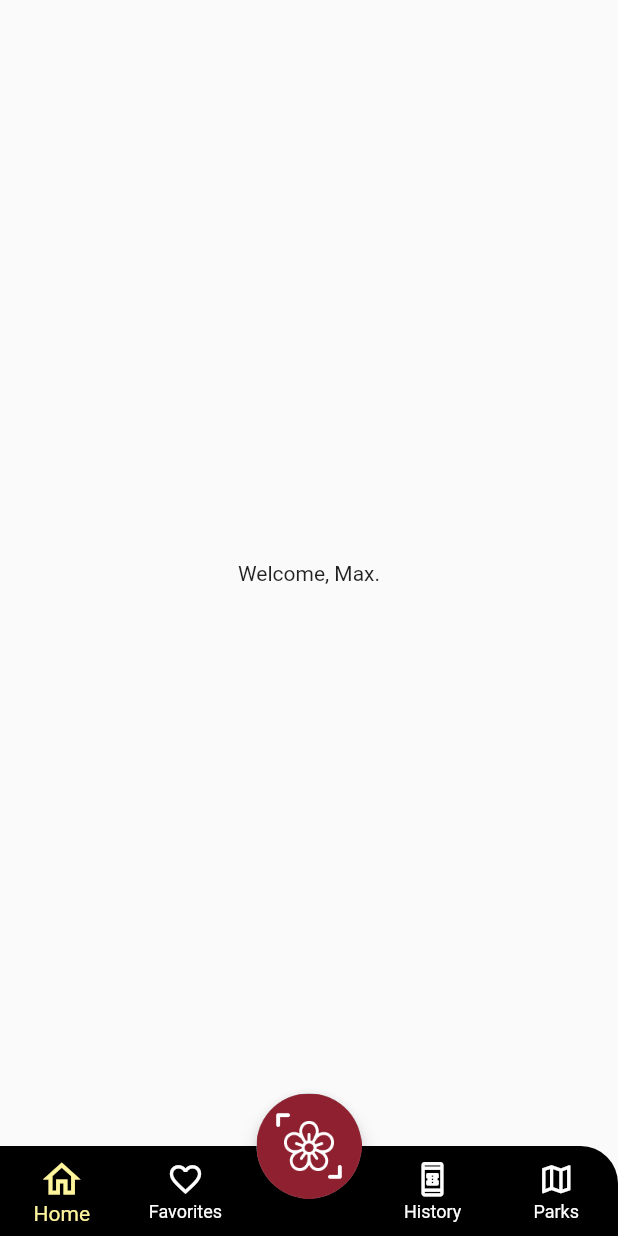
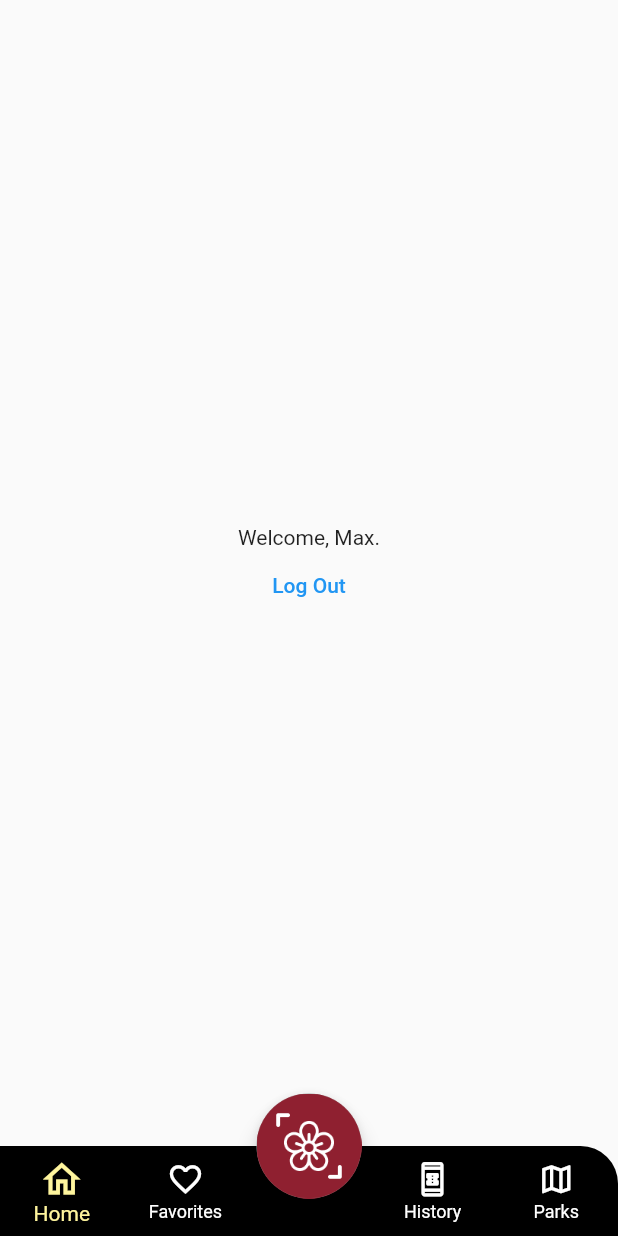
Before and after one commit to soulpower11/CZ3002-Blossom, a Flutter app: the Dashboard screen opened directly, on a phone screen of 412 x 824 dp. Run offline on Flutter 3.47's test engine with Material 2 defaults, Android fonts, the phone set to English and light mode, and no system bars; our stand-ins replace flutter_dotenv, geocoding, geolocator, google_fonts, google_maps_flutter, image_picker and 3 more; missing offline and left inert: dart_jsonwebtoken, email_auth, flutter_bcrypt, flutter_share_me, image_watermark, mongo_dart; accounts and stored records are empty.

Commit message:
1. Added location when saving the flower photo 2. Added a temp log out button 3. Added address to view parks marker

```diff
--- a/lib/backend/flower.dart
+++ b/lib/backend/flower.dart
@@ -37,7 +37,7 @@ class Flower {
     return image;
   }
 
-  Future<Map?> saveFlowerPhoto(final file, String flower_name, String email) async {
+  Future<Map?> saveFlowerPhoto(final file, String flower_name, String email, double lat, double long) async {
     var db = await Database().connect();
     var scannedHistory = db.collection('user_scanned_history');
     var flowersCollection = db.collection('flower_database');
@@ -58,7 +58,9 @@ class Flower {
     var res = await scannedHistory.insert({
       "email": email,
       "display_name": flower!["display_name"],
-      "filename": filename
+      "filename": filename,
+      "lat": lat,
+      "long": long
     });
 
     db.close();
--- a/lib/home.dart
+++ b/lib/home.dart
@@ -1,12 +1,26 @@
+import 'package:blossom/splash/welcome_screen.dart';
 import 'package:flutter/material.dart';
+import 'package:shared_preferences/shared_preferences.dart';
 
 class Home extends StatelessWidget {
   const Home({Key? key}) : super(key: key);
 
   @override
   Widget build(BuildContext context) {
-    return Center(
-      child: Text("Welcome, Max."),
-    );
+    return Column(
+        mainAxisAlignment: MainAxisAlignment.center,
+        crossAxisAlignment: CrossAxisAlignment.center,
+        children: [
+          Text("Welcome, Max."),
+          TextButton(
+              onPressed: () async {
+                final prefs = await SharedPreferences.getInstance();
+                final success = await prefs.remove('jwt');
+                Navigator.of(context).pushAndRemoveUntil(
+                    MaterialPageRoute(builder: (context) => WelcomeScreen()),
+                    (Route<dynamic> route) => false);
+              },
+              child: Text('Log Out'))
+        ]);
   }
 }
--- a/pubspec.yaml
+++ b/pubspec.yaml
@@ -56,6 +56,7 @@ dependencies:
   exif: ^3.1.1
   geolocator: ^8.2.0
   shimmer: ^2.0.0
+  geocoding: ^2.0.2
 
 
 
```
Also changed, not shown: lib/dashboard.dart (+40 -0 lines), lib/present_flower.dart (+38 -1 lines), lib/splash_screen.dart (+4 -4 lines), lib/view_parks.dart (+8 -3 lines), 1 other file.
